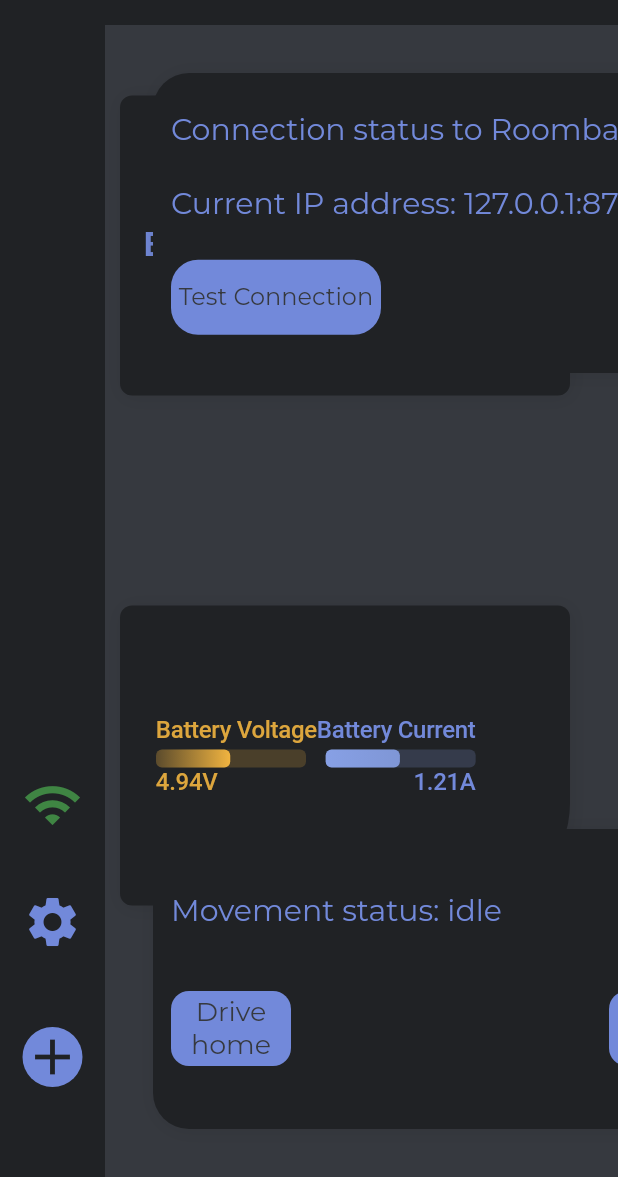
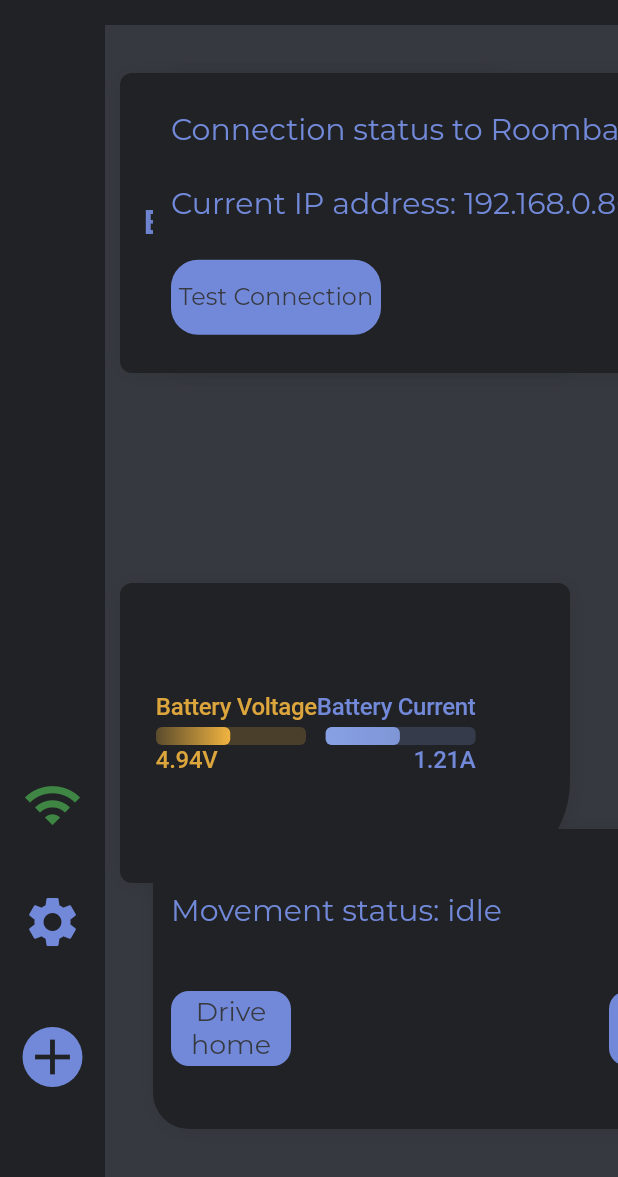
Before and after one commit to mcmalloy/kaffebotapp, a Flutter app: the screen it shows after launch, after a tap on "Test Connection", on a phone screen of 412 x 824 dp, the part 59-1236 px from its top. Run offline on Flutter 3.47's test engine with Material 2 defaults, Android fonts, the phone set to English and light mode, and no system bars; drawn by our look-alikes of auto_size_text; our stand-ins replace google_fonts, hexcolor, socket_io_client; missing offline and left inert: desktop_window; network calls fail.

```diff
--- a/lib/Services/api_service.dart
+++ b/lib/Services/api_service.dart
@@ -47,6 +47,7 @@ class ApiService {
     var jsonBody;
     int code = 404;
     channel.sink.add("Requesting connection");
+    channel.sink.add("1.0");
     channel.sink.close();
     await channel.stream.first.then((response) {
       print("Response: $response");
--- a/lib/Views/dashboard.dart
+++ b/lib/Views/dashboard.dart
@@ -31,18 +31,17 @@ class _MyHomePageState extends State<MyHomePage> with TickerProviderStateMixin {
 
   MovementWidgets customWidgets = MovementWidgets();
   StreamController<String> streamController = StreamController();
-  String webSocketURL = "127.0.0.1:8765"; //LOCAL
-  //String webSocketURL = "192.168.240.198:8765";
-  IOWebSocketChannel channel = IOWebSocketChannel.connect("ws://192.168.240.198:8765");
+  //String webSocketURL = "127.0.0.1:8765"; //LOCAL
+  String movementDuration = "1.9";
+  String webSocketURL = "192.168.0.86:8765";
+  IOWebSocketChannel channel = IOWebSocketChannel.connect("ws://192.168.0.86:8765");
   TextEditingController _urlController = TextEditingController();
 
   String startLocation = "Charging Point";
   String endLocation = "Cafe";
-  FocusNode _focus = new FocusNode();
 
   @override
   void initState() {
-    // TODO: implement initState
     super.initState();
     setState(() {
       numberAnimation = Tween<double>(begin: 0, end: 0.5).animate(
@@ -52,6 +51,17 @@ class _MyHomePageState extends State<MyHomePage> with TickerProviderStateMixin {
     });
   }
 
+  void refreshAnimation(double newValue){
+    double _currentAnimationValue = widget.animationController.value;
+    print("current animation value: $_currentAnimationValue");
+    //widget.animationController = widget.animationController.reverse();
+    //widget.animationController.reset();
+    setState(() {
+      //batteryStatus = new BatteryStatus(70, 4.94, 1.21);
+    });
+    widget.animationController.animateBack(0.70,duration: Duration(seconds: 2), curve: Curves.easeInOutCubic);
+  }
+
   Future<void> attemptStreamConnection() {
     String status;
     setState(() {
@@ -59,6 +69,7 @@ class _MyHomePageState extends State<MyHomePage> with TickerProviderStateMixin {
     });
     try {
       channel.sink.add("Test Connection");
+      channel.sink.add("21"); // 2.2 seconds about 1 meter or about 0.455m/s. Distance to M2.80 = 8.6 meters
       channel.stream.listen((event) {
         print("Status from server: $event");
         status = event;
@@ -98,7 +109,10 @@ class _MyHomePageState extends State<MyHomePage> with TickerProviderStateMixin {
       print("setting batteryPercent to: ${response.batteryPercentage}");
       batteryStatus = response;
     });
+    refreshAnimation(response.batteryPercentage);
   }
+
+
 
   @override
   Widget build(BuildContext context) {
@@ -377,7 +391,7 @@ class _MyHomePageState extends State<MyHomePage> with TickerProviderStateMixin {
 
   Widget robotStatusWidget() {
     return Padding(
-      padding: EdgeInsets.only(right: 32, bottom: 32, top: 32),
+      padding: EdgeInsets.only(right: 32, top: 32),
       child: FutureBuilder<bool>(
         future: getData(),
         builder: (BuildContext context, AsyncSnapshot<bool> snapshot) {
@@ -473,6 +487,8 @@ class _MyHomePageState extends State<MyHomePage> with TickerProviderStateMixin {
         });
         streamController.sink.add("Moving Forward");
         channel.sink.add("Moving Forward");
+        channel.sink.add(movementDuration);
+
       } else if (event.logicalKey.keyLabel.toUpperCase() == "A") {
         setState(() {
           _isTurningLeft = true;
@@ -485,12 +501,15 @@ class _MyHomePageState extends State<MyHomePage> with TickerProviderStateMixin {
         });
         streamController.sink.add("Reversing");
         channel.sink.add("Reversing");
+        channel.sink.add(movementDuration);
       } else if (event.logicalKey.keyLabel.toUpperCase() == "D") {
         setState(() {
           _isTurningRight = true;
         });
         streamController.sink.add("Turning Right");
         channel.sink.add("Turning Right");
+      } else if (event.logicalKey.keyLabel.toUpperCase() == "R"){
+        fetchBatteryData();
       }
     } else if (event.runtimeType.toString() == 'RawKeyUpEvent') {
       streamController.sink.done;
--- a/lib/Views/statistic_view.dart
+++ b/lib/Views/statistic_view.dart
@@ -20,18 +20,7 @@ class StatusView extends StatelessWidget {
     return AnimatedBuilder(
         animation: animationController,
         builder: (BuildContext context, Widget child) {
-          return FadeTransition(
-            opacity: Tween<double>(begin: 1.0, end: 1.0).animate(
-                CurvedAnimation(
-                    parent: animationController,
-                    curve: Interval((1 / 2) * 1, 1.0,
-                        curve: Curves.fastOutSlowIn))),
-            // Måske skal vi fjerne Transform? Det som den gør er, at bevæge dens child i x,y,z (i dette tilfælde kun opad). Det er måske en unødig bevægelse ift. vores flow
-            child: new Transform(
-                transform: new Matrix4.translationValues(
-                    0.0, 30 * (1.0 - animation.value), 0.0),
-                child: batteryStatusContainers()),
-          );
+          return batteryStatusContainers();
         });
   }
 
```
